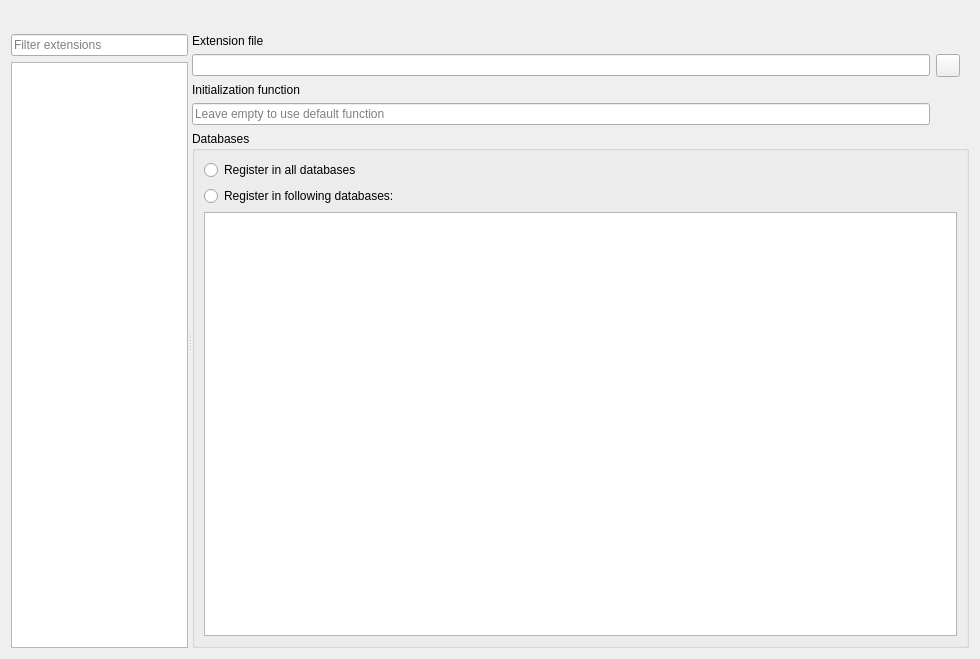
Above: SQLiteStudio3/guiSQLiteStudio/windows/sqliteextensioneditor.ui from pawelsalawa/sqlitestudio before the change. Below: the same form after it.
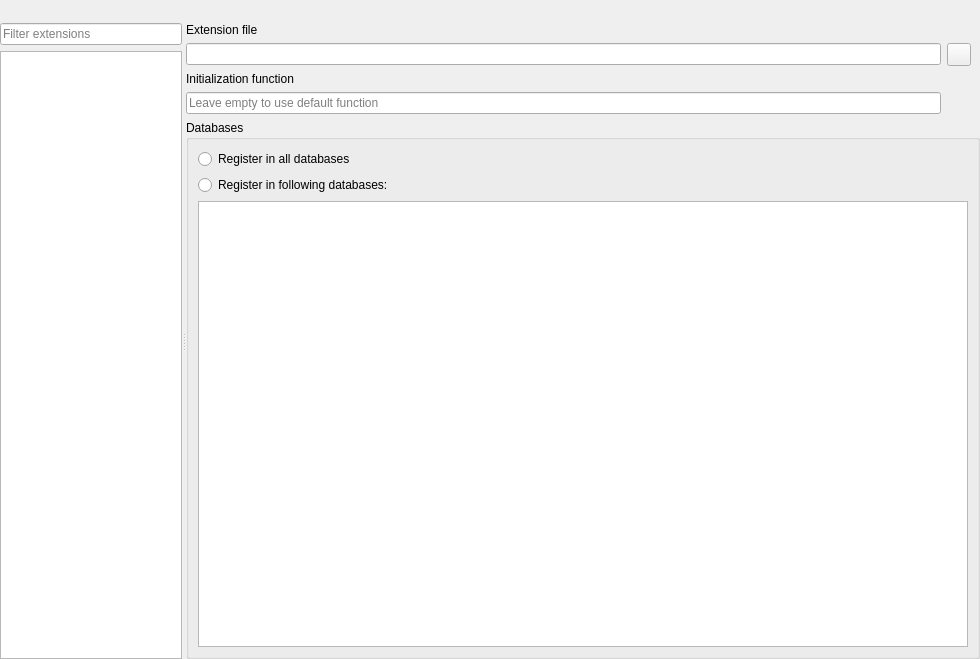
That is the form after the change. Icons and pictures are not drawn.

What changed in the file:
```diff
--- a/SQLiteStudio3/guiSQLiteStudio/windows/sqliteextensioneditor.ui
+++ b/SQLiteStudio3/guiSQLiteStudio/windows/sqliteextensioneditor.ui
@@ -14,6 +14,18 @@
    <string notr="true">Form</string>
   </property>
   <layout class="QVBoxLayout" name="verticalLayout">
+   <property name="leftMargin">
+    <number>0</number>
+   </property>
+   <property name="topMargin">
+    <number>0</number>
+   </property>
+   <property name="rightMargin">
+    <number>0</number>
+   </property>
+   <property name="bottomMargin">
+    <number>0</number>
+   </property>
    <item>
     <widget class="QToolBar" name="toolbar"/>
    </item>
```
